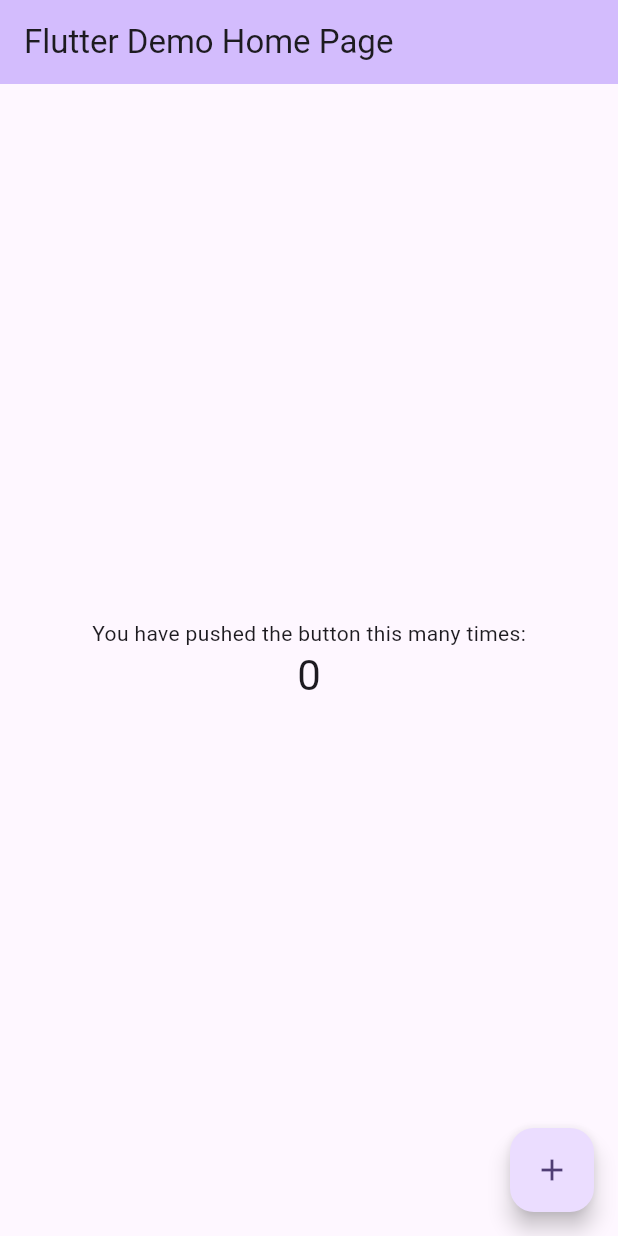
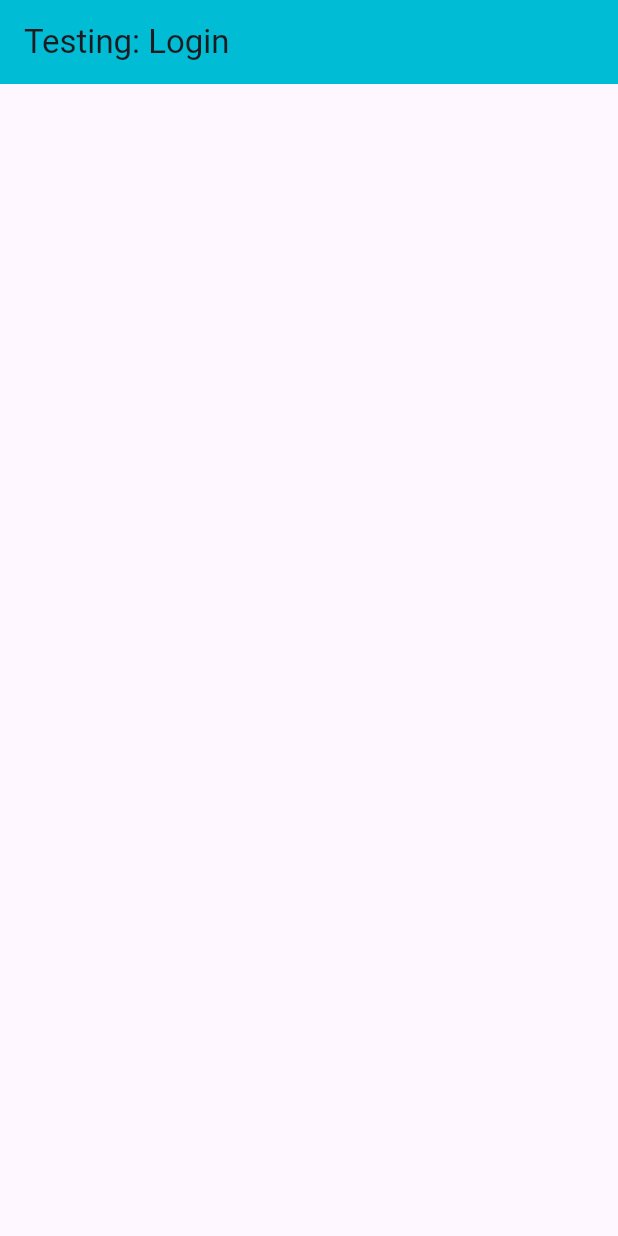
Before and after one commit to eternapaddler5/Field-Management-Mobile-Application, a Flutter app: the screen it shows after launch, on a phone screen of 412 x 824 dp. Run offline on Flutter 3.47's test engine with Material 3 defaults, Android fonts, the phone set to English and light mode, and no system bars.

Commit message:
Initial Code.

```diff
--- a/lib/main.dart
+++ b/lib/main.dart
@@ -1,125 +1,16 @@
-import 'package:flutter/material.dart';
+import 'package:field_service_managemen_app/view/loginScreen.dart';
+import'package:flutter/material.dart';
 
-void main() {
+void main (){
   runApp(const MyApp());
 }
-
 class MyApp extends StatelessWidget {
   const MyApp({super.key});
 
-  // This widget is the root of your application.
   @override
   Widget build(BuildContext context) {
-    return MaterialApp(
-      title: 'Flutter Demo',
-      theme: ThemeData(
-        // This is the theme of your application.
-        //
-        // TRY THIS: Try running your application with "flutter run". You'll see
-        // the application has a purple toolbar. Then, without quitting the app,
-        // try changing the seedColor in the colorScheme below to Colors.green
-        // and then invoke "hot reload" (save your changes or press the "hot
-        // reload" button in a Flutter-supported IDE, or press "r" if you used
-        // the command line to start the app).
-        //
-        // Notice that the counter didn't reset back to zero; the application
-        // state is not lost during the reload. To reset the state, use hot
-        // restart instead.
-        //
-        // This works for code too, not just values: Most code changes can be
-        // tested with just a hot reload.
-        colorScheme: ColorScheme.fromSeed(seedColor: Colors.deepPurple),
-        useMaterial3: true,
-      ),
-      home: const MyHomePage(title: 'Flutter Demo Home Page'),
+    return const MaterialApp(
+      home: LoginScreen(),
     );
   }
 }
-
-class MyHomePage extends StatefulWidget {
-  const MyHomePage({super.key, required this.title});
-
-  // This widget is the home page of your application. It is stateful, meaning
-  // that it has a State object (defined below) that contains fields that affect
-  // how it looks.
-
-  // This class is the configuration for the state. It holds the values (in this
-  // case the title) provided by the parent (in this case the App widget) and
-  // used by the build method of the State. Fields in a Widget subclass are
-  // always marked "final".
-
-  final String title;
-
-  @override
-  State<MyHomePage> createState() => _MyHomePageState();
-}
-
-class _MyHomePageState extends State<MyHomePage> {
-  int _counter = 0;
-
-  void _incrementCounter() {
-    setState(() {
-      // This call to setState tells the Flutter framework that something has
-      // changed in this State, which causes it to rerun the build method below
-      // so that the display can reflect the updated values. If we changed
-      // _counter without calling setState(), then the build method would not be
-      // called again, and so nothing would appear to happen.
-      _counter++;
-    });
-  }
-
-  @override
-  Widget build(BuildContext context) {
-    // This method is rerun every time setState is called, for instance as done
-    // by the _incrementCounter method above.
-    //
-    // The Flutter framework has been optimized to make rerunning build methods
-    // fast, so that you can just rebuild anything that needs updating rather
-    // than having to individually change instances of widgets.
-    return Scaffold(
-      appBar: AppBar(
-        // TRY THIS: Try changing the color here to a specific color (to
-        // Colors.amber, perhaps?) and trigger a hot reload to see the AppBar
-        // change color while the other colors stay the same.
-        backgroundColor: Theme.of(context).colorScheme.inversePrimary,
-        // Here we take the value from the MyHomePage object that was created by
-        // the App.build method, and use it to set our appbar title.
-        title: Text(widget.title),
-      ),
-      body: Center(
-        // Center is a layout widget. It takes a single child and positions it
-        // in the middle of the parent.
-        child: Column(
-          // Column is also a layout widget. It takes a list of children and
-          // arranges them vertically. By default, it sizes itself to fit its
-          // children horizontally, and tries to be as tall as its parent.
-          //
-          // Column has various properties to control how it sizes itself and
-          // how it positions its children. Here we use mainAxisAlignment to
-          // center the children vertically; the main axis here is the vertical
-          // axis because Columns are vertical (the cross axis would be
-          // horizontal).
-          //
-          // TRY THIS: Invoke "debug painting" (choose the "Toggle Debug Paint"
-          // action in the IDE, or press "p" in the console), to see the
-          // wireframe for each widget.
-          mainAxisAlignment: MainAxisAlignment.center,
-          children: <Widget>[
-            const Text(
-              'You have pushed the button this many times:',
-            ),
-            Text(
-              '$_counter',
-              style: Theme.of(context).textTheme.headlineMedium,
-            ),
-          ],
-        ),
-      ),
-      floatingActionButton: FloatingActionButton(
-        onPressed: _incrementCounter,
-        tooltip: 'Increment',
-        child: const Icon(Icons.add),
-      ), // This trailing comma makes auto-formatting nicer for build methods.
-    );
-  }
-}
--- /dev/null
+++ b/lib/view/loginScreen.dart
@@ -0,0 +1,20 @@
+import 'package:flutter/material.dart';
+
+class LoginScreen extends StatefulWidget {
+  const LoginScreen({super.key});
+
+  @override
+  State<LoginScreen> createState() => _LoginScreenState();
+}
+
+class _LoginScreenState extends State<LoginScreen> {
+  @override
+  Widget build(BuildContext context) {
+    return Scaffold(
+      appBar: AppBar(
+        backgroundColor: Colors.cyan,
+        title: const Text("Testing: Login"),
+      ),
+    );
+  }
+}
```
Also changed, not shown: lib/view/homeScreen.dart (added), lib/view/signupScreen.dart (added).
